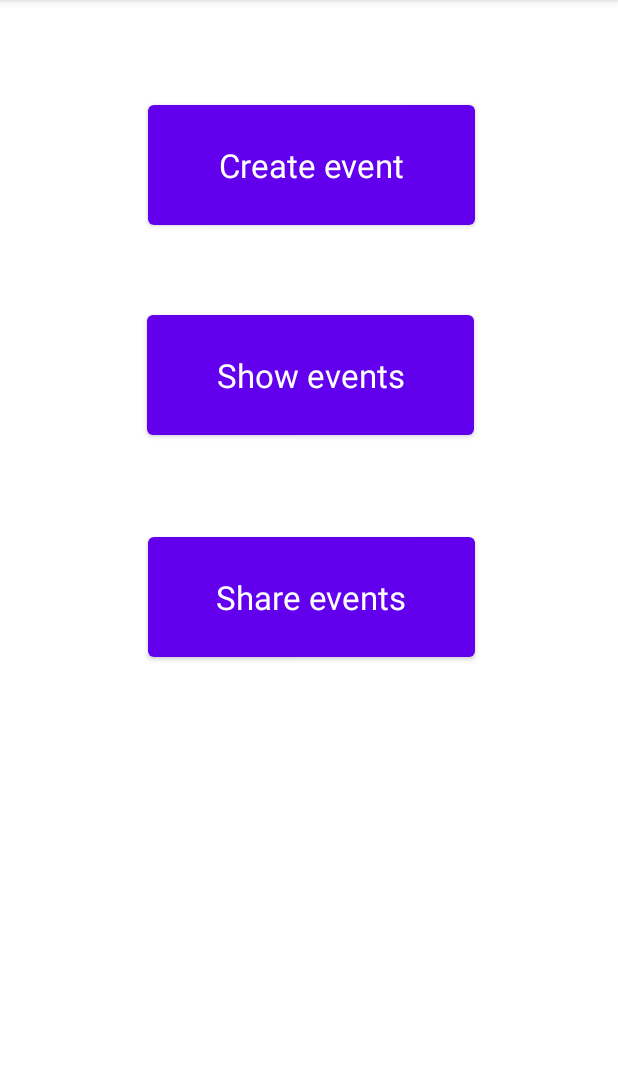
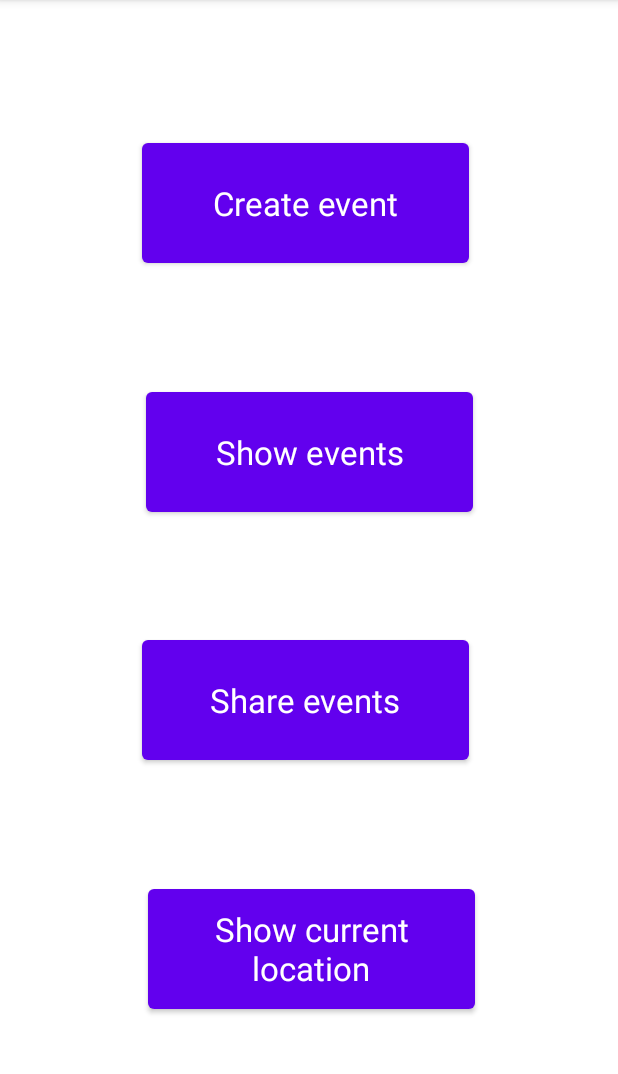
Before and after one commit to tymoteusz-chelmecki/EventRepoApp, an Android app: the screen it shows after launch (MainActivity), on a phone screen of 412 x 824 dp, the part 84-1158 px from its top. Run offline under Robolectric (Android 15) with nearby library versions, the phone set to English and light mode, and no system bars.

Commit message:
[WIP] Add basic integration with GPS

```diff
--- a/app/src/main/java/com/example/event_repo_app/MainActivity.java
+++ b/app/src/main/java/com/example/event_repo_app/MainActivity.java
@@ -14,12 +14,14 @@ public class MainActivity extends AppCompatActivity {
         super.onCreate(savedInstanceState);
         setContentView(R.layout.activity_main);
 
-        Button createButton = (Button) findViewById(R.id.button_create);
+        Button createButton = findViewById(R.id.button_create);
         createButton.setOnClickListener(startNewActivity(CreateEventActivity.class));
-        Button showButton = (Button) findViewById(R.id.button_show);
+        Button showButton = findViewById(R.id.button_show);
         showButton.setOnClickListener(startNewActivity(ShowEventsActivity.class));
-        Button shareButton = (Button) findViewById(R.id.button_share);
+        Button shareButton = findViewById(R.id.button_share);
         shareButton.setOnClickListener(startNewActivity(ShareEventsActivity.class));
+        Button showLocationButton = findViewById(R.id.button_show_location);
+        showLocationButton.setOnClickListener(startNewActivity(ShowLocationActivity.class));
     }
 
     private View.OnClickListener startNewActivity(Class<? extends AppCompatActivity> newActivity) {
--- a/app/src/main/res/layout/activity_main.xml
+++ b/app/src/main/res/layout/activity_main.xml
@@ -10,42 +10,58 @@
         android:id="@+id/button_share"
         android:layout_width="218dp"
         android:layout_height="92dp"
-        android:layout_marginStart="159dp"
-        android:layout_marginTop="352dp"
-        android:layout_marginEnd="159dp"
+        android:layout_marginTop="8dp"
+        android:layout_marginBottom="8dp"
         android:text="@string/share_button_text"
         android:textAppearance="@style/TextAppearance.AppCompat.Large"
+        app:layout_constraintBottom_toTopOf="@id/button_show_location"
         app:layout_constraintEnd_toEndOf="parent"
         app:layout_constraintHorizontal_bias="0.488"
         app:layout_constraintStart_toStartOf="parent"
-        app:layout_constraintTop_toTopOf="parent" />
+        app:layout_constraintTop_toBottomOf="@id/button_show" />
+
+    <Button
+        android:id="@+id/button_show_location"
+        android:layout_width="218dp"
+        android:layout_height="92dp"
+        android:layout_marginStart="159dp"
+        android:layout_marginTop="8dp"
+        android:layout_marginEnd="159dp"
+        android:layout_marginBottom="32dp"
+        android:text="@string/show_location_button_text"
+        android:textAppearance="@style/TextAppearance.AppCompat.Large"
+        app:layout_constraintBottom_toBottomOf="parent"
+        app:layout_constraintEnd_toEndOf="parent"
+        app:layout_constraintHorizontal_bias="0.488"
+        app:layout_constraintStart_toStartOf="parent"
+        app:layout_constraintTop_toBottomOf="@id/button_share" />
 
     <Button
         android:id="@+id/button_show"
         android:layout_width="218dp"
         android:layout_height="92dp"
-        android:layout_marginStart="159dp"
-        android:layout_marginTop="204dp"
-        android:layout_marginEnd="159dp"
+        android:layout_marginTop="8dp"
+        android:layout_marginBottom="8dp"
         android:text="@string/show_button_text"
         android:textAppearance="@style/TextAppearance.AppCompat.Large"
+        app:layout_constraintBottom_toTopOf="@+id/button_share"
         app:layout_constraintEnd_toEndOf="parent"
-        app:layout_constraintHorizontal_bias="0.496"
         app:layout_constraintStart_toStartOf="parent"
-        app:layout_constraintTop_toTopOf="parent" />
+        app:layout_constraintTop_toBottomOf="@id/button_create" />
 
     <Button
         android:id="@+id/button_create"
         android:layout_width="218dp"
         android:layout_height="92dp"
-        android:layout_marginStart="159dp"
-        android:layout_marginTop="64dp"
-        android:layout_marginEnd="159dp"
+        android:layout_marginTop="32dp"
+        android:layout_marginBottom="8dp"
         android:text="@string/create_button_text"
         android:textAppearance="@style/TextAppearance.AppCompat.Large"
+        app:layout_constraintBottom_toTopOf="@id/button_show"
         app:layout_constraintEnd_toEndOf="parent"
         app:layout_constraintHorizontal_bias="0.488"
         app:layout_constraintStart_toStartOf="parent"
-        app:layout_constraintTop_toTopOf="parent" />
+        app:layout_constraintTop_toTopOf="parent"
+        app:layout_constraintVertical_bias="0.47000003" />
 
 </androidx.constraintlayout.widget.ConstraintLayout>
--- a/app/src/main/res/values/strings.xml
+++ b/app/src/main/res/values/strings.xml
@@ -3,6 +3,7 @@
     <string name="create_button_text">Create event</string>
     <string name="show_button_text">Show events</string>
     <string name="share_button_text">Share events</string>
+    <string name="show_location_button_text">Show current location</string>
     <string name="create_event_text">Create event</string>
     <string name="show_events_text">Show events</string>
     <string name="share_events_text">Share events</string>
```
Also changed, not shown: app/src/main/AndroidManifest.xml (+10 -0 lines), app/src/main/java/com/example/event_repo_app/ShowLocationActivity.java (added, +84 -0 lines), app/src/main/res/layout/activity_show_location.xml (added, +19 -0 lines).
